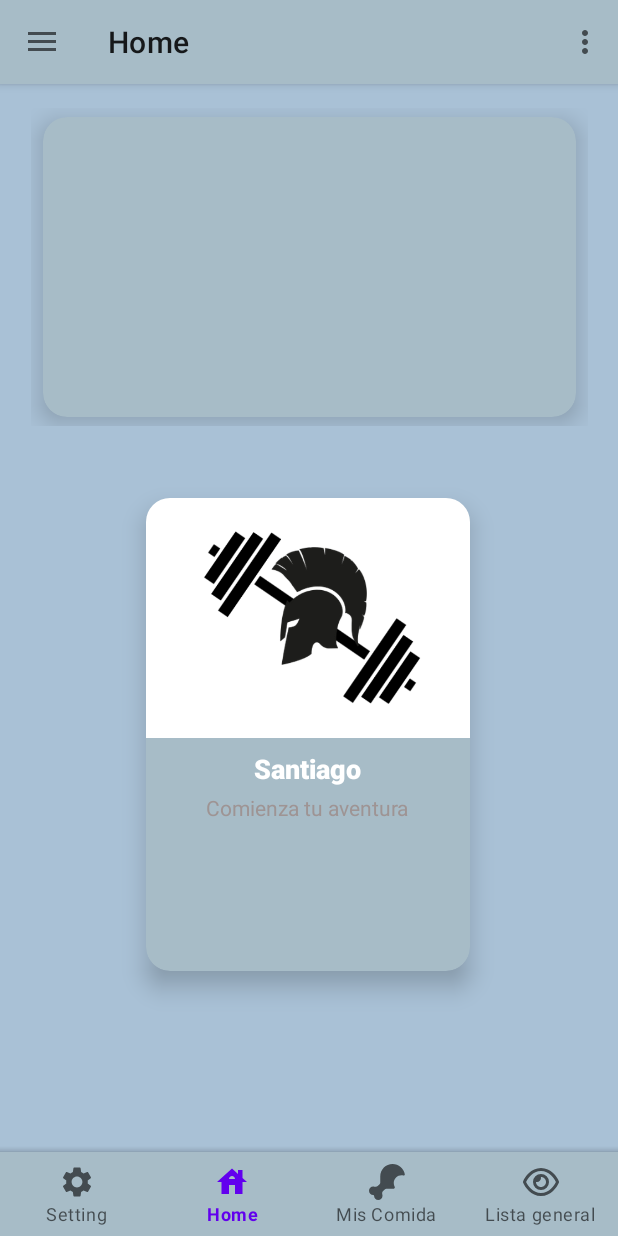
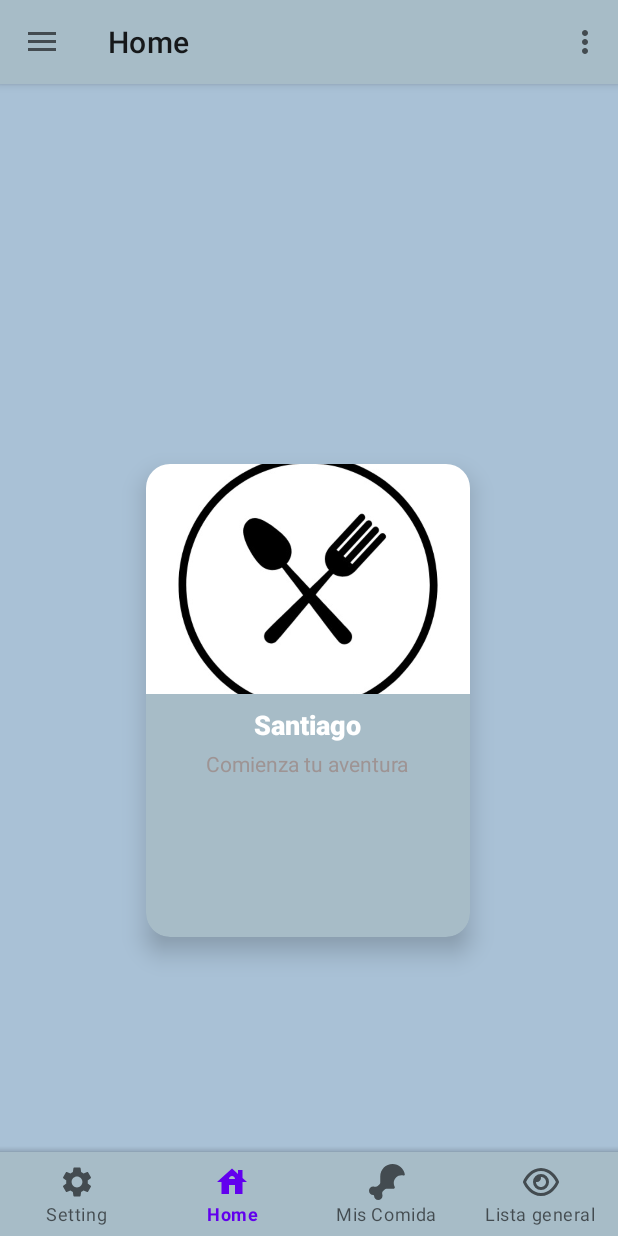
Before and after one commit to Santi0123/Food_Active, an Android app: the Home screen opened directly, with no data from a screen before it, on a phone screen of 412 x 824 dp. Run offline under Robolectric (Android 15) with nearby library versions, the light colour scheme and no system bars; our stand-ins replace Dagger/Hilt's generated code, navigation-ui; pictures from the network do not load.

Commit message:
mejora de la interfaz

```diff
--- a/app/src/main/res/layout/activity_login.xml
+++ b/app/src/main/res/layout/activity_login.xml
@@ -85,7 +85,7 @@
     <androidx.cardview.widget.CardView
         android:id="@+id/cardView"
         android:layout_width="189dp"
-        android:layout_height="141dp"
+        android:layout_height="189dp"
         android:layout_margin="8dp"
         android:padding="16dp"
         app:cardBackgroundColor="@color/colorNormal"
@@ -98,8 +98,8 @@
 
         <ImageView
             android:id="@+id/imageView"
-            android:layout_width="240dp"
-            android:layout_height="168dp"
+            android:layout_width="189dp"
+            android:layout_height="match_parent"
             android:layout_gravity="center"
             android:scaleType="centerCrop"
             app:layout_constraintBottom_toTopOf="@+id/linearLayout"
--- a/app/src/main/res/layout/fragment_home.xml
+++ b/app/src/main/res/layout/fragment_home.xml
@@ -24,19 +24,19 @@
         app:layout_constraintHorizontal_bias="0.497"
         app:layout_constraintStart_toStartOf="parent"
         app:layout_constraintTop_toTopOf="parent"
-        app:layout_constraintVertical_bias="0.658">
+        app:layout_constraintVertical_bias="0.612">
 
         <!-- LinearLayout con la información del usuario -->
         <LinearLayout
             android:layout_width="match_parent"
-            android:layout_height="match_parent"
+            android:layout_height="485dp"
             android:gravity="center_horizontal"
             android:orientation="vertical">
 
             <ImageView
                 android:id="@+id/imageView"
-                android:layout_width="match_parent"
-                android:layout_height="160dp"
+                android:layout_width="216dp"
+                android:layout_height="153dp"
                 android:layout_marginBottom="8dp"
                 android:scaleType="centerCrop"
                 app:srcCompat="@drawable/foto_principal" />
@@ -64,8 +64,8 @@
     </androidx.cardview.widget.CardView>
 
     <LinearLayout
-        android:layout_width="403dp"
-        android:layout_height="244dp"
+        android:layout_width="375dp"
+        android:layout_height="265dp"
         android:gravity="center"
         android:orientation="vertical"
         android:padding="16dp"
@@ -73,38 +73,28 @@
         app:layout_constraintEnd_toEndOf="parent"
         app:layout_constraintStart_toStartOf="parent"
         app:layout_constraintTop_toTopOf="parent"
-        app:layout_constraintVertical_bias="0.096">
+        app:layout_constraintVertical_bias="0.113">
 
         <!-- Video centrado dentro del CardView -->
 
         <!-- Botón para omitir debajo del video -->
 
-        <androidx.cardview.widget.CardView
-            android:id="@+id/cardViewVideo"
-            android:layout_width="match_parent"
-            android:layout_height="200dp"
-            android:layout_margin="8dp"
-            android:padding="16dp"
-            app:cardBackgroundColor="@color/color_caja"
-            app:cardCornerRadius="16dp"
-            app:cardElevation="10dp">
 
         <!-- LinearLayout centrado con el VideoView y el Button -->
         <VideoView
             android:id="@+id/videoView"
-                android:layout_width="match_parent"
-                android:layout_height="match_parent"
+            android:layout_width="327dp"
+            android:layout_height="209dp"
             app:layout_constraintWidth_percent="0.8" />
 
         <Button
             android:id="@+id/btnOmitir"
             android:layout_width="wrap_content"
-                android:layout_height="37dp"
-                android:layout_marginTop="8dp"
+            android:layout_height="36dp"
             android:backgroundTint="@color/design_default_color_error"
             android:text="Omitir"
             android:textColor="@color/white" />
-        </androidx.cardview.widget.CardView>
+
     </LinearLayout>
 
 </androidx.constraintlayout.widget.ConstraintLayout>
```
Also changed, not shown: app/src/main/res/drawable/foto_principal.jpeg (added), app/src/main/res/drawable/foto_principal.png (deleted). Lines whose indentation alone changed are shown as unchanged.
